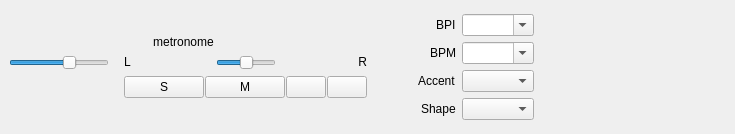
elieserdejesus/JamTaba, file src/Common/gui/NinjamPanel.ui: the form before one commit.
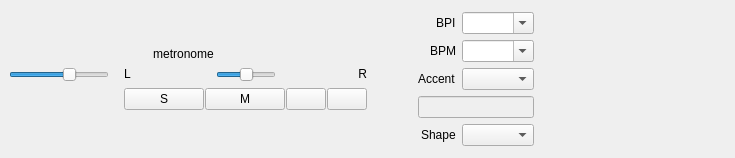
The form after the commit. Icons and pictures are not drawn. Custom widgets are drawn as their Qt base class.

The edit to the form file:
```diff
--- a/src/Common/gui/NinjamPanel.ui
+++ b/src/Common/gui/NinjamPanel.ui
@@ -7,7 +7,7 @@
     <x>0</x>
     <y>0</y>
     <width>735</width>
-    <height>134</height>
+    <height>147</height>
    </rect>
   </property>
   <property name="windowTitle">
@@ -342,23 +342,6 @@
          <property name="spacing">
           <number>6</number>
          </property>
-         <item row="3" column="1">
-          <widget class="QComboBox" name="comboShape">
-           <property name="accessibleDescription">
-            <string>Change the shape here</string>
-           </property>
-           <property name="sizeAdjustPolicy">
-            <enum>QComboBox::AdjustToContents</enum>
-           </property>
-          </widget>
-         </item>
-         <item row="3" column="0" alignment="Qt::AlignRight">
-          <widget class="QLabel" name="labelShape">
-           <property name="text">
-            <string>Shape</string>
-           </property>
-          </widget>
-         </item>
          <item row="2" column="1">
           <widget class="QComboBox" name="comboBeatsPerAccent">
            <property name="accessibleDescription">
@@ -379,6 +362,23 @@
            </property>
           </widget>
          </item>
+         <item row="4" column="0" alignment="Qt::AlignRight">
+          <widget class="QLabel" name="labelShape">
+           <property name="text">
+            <string>Shape</string>
+           </property>
+          </widget>
+         </item>
+         <item row="4" column="1">
+          <widget class="QComboBox" name="comboShape">
+           <property name="accessibleDescription">
+            <string>Change the shape here</string>
+           </property>
+           <property name="sizeAdjustPolicy">
+            <enum>QComboBox::AdjustToContents</enum>
+           </property>
+          </widget>
+         </item>
          <item row="0" column="0" alignment="Qt::AlignRight">
           <widget class="QLabel" name="labelBPI">
            <property name="toolTip">
@@ -431,6 +431,22 @@
            </property>
           </widget>
          </item>
+         <item row="3" column="0" colspan="2">
+          <widget class="QLineEdit" name="lineEditAccentBeats">
+           <property name="enabled">
+            <bool>false</bool>
+           </property>
+           <property name="sizePolicy">
+            <sizepolicy hsizetype="Expanding" vsizetype="Preferred">
+             <horstretch>0</horstretch>
+             <verstretch>0</verstretch>
+            </sizepolicy>
+           </property>
+           <property name="toolTip">
+            <string extracomment="Enter accent beats separated by space"/>
+           </property>
+          </widget>
+         </item>
         </layout>
        </widget>
       </item>
```
Left out of the diff: 29 changed lines with no effect on the pictures.
